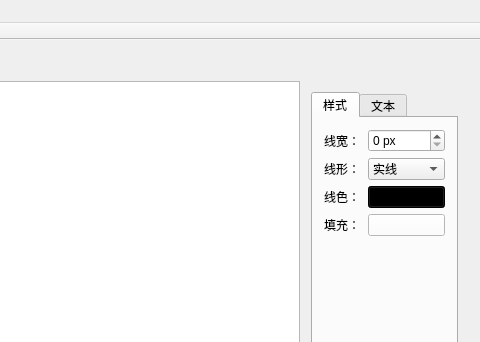
First picture: the form in WhiteBoard/src/whiteboard.ui, repository DavidHGS/qiniuyun_project, before the edit; both pictures show x 503 to 983 and y 0 to 342 of the 983 by 684 pixel window.
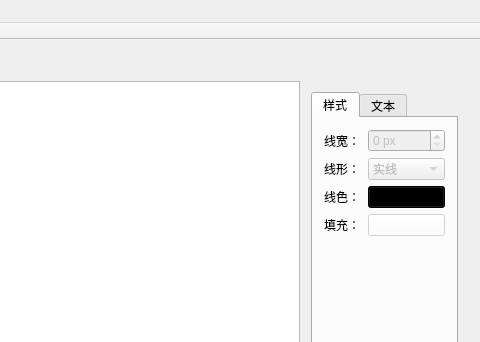
Second picture: the form after the edit. Icons and pictures are not drawn.

Diff of the .ui file:
```diff
--- a/WhiteBoard/src/whiteboard.ui
+++ b/WhiteBoard/src/whiteboard.ui
@@ -91,6 +91,9 @@
                </item>
                <item>
                 <widget class="QSpinBox" name="spinBox_lineWidth">
+                 <property name="enabled">
+                  <bool>false</bool>
+                 </property>
                  <property name="suffix">
                   <string> px</string>
                  </property>
@@ -112,6 +115,9 @@
                </item>
                <item>
                 <widget class="QComboBox" name="comboBox_lineType">
+                 <property name="enabled">
+                  <bool>false</bool>
+                 </property>
                  <item>
                   <property name="text">
                    <string>实线</string>
@@ -158,6 +164,9 @@
                </item>
                <item>
                 <widget class="QPushButton" name="pushButton_fillColor">
+                 <property name="enabled">
+                  <bool>false</bool>
+                 </property>
                  <property name="styleSheet">
                   <string notr="true">background-color: rgb(255, 255, 255);</string>
                  </property>
```
Left out of the diff: 5 changed lines with no effect on the pictures.
